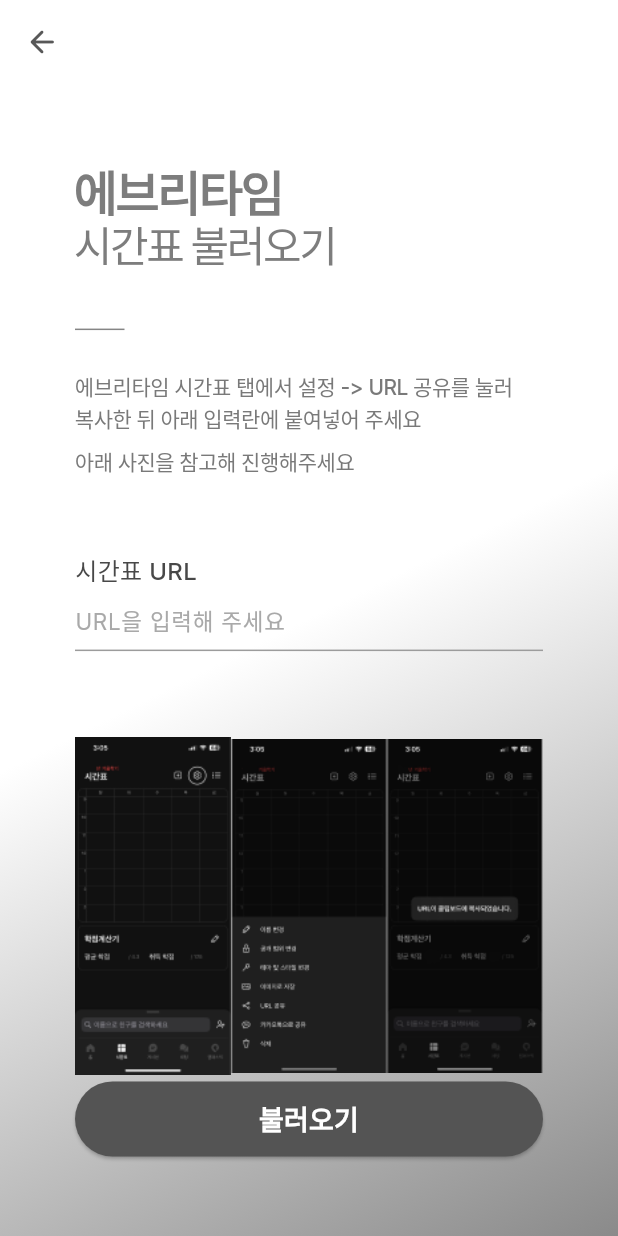
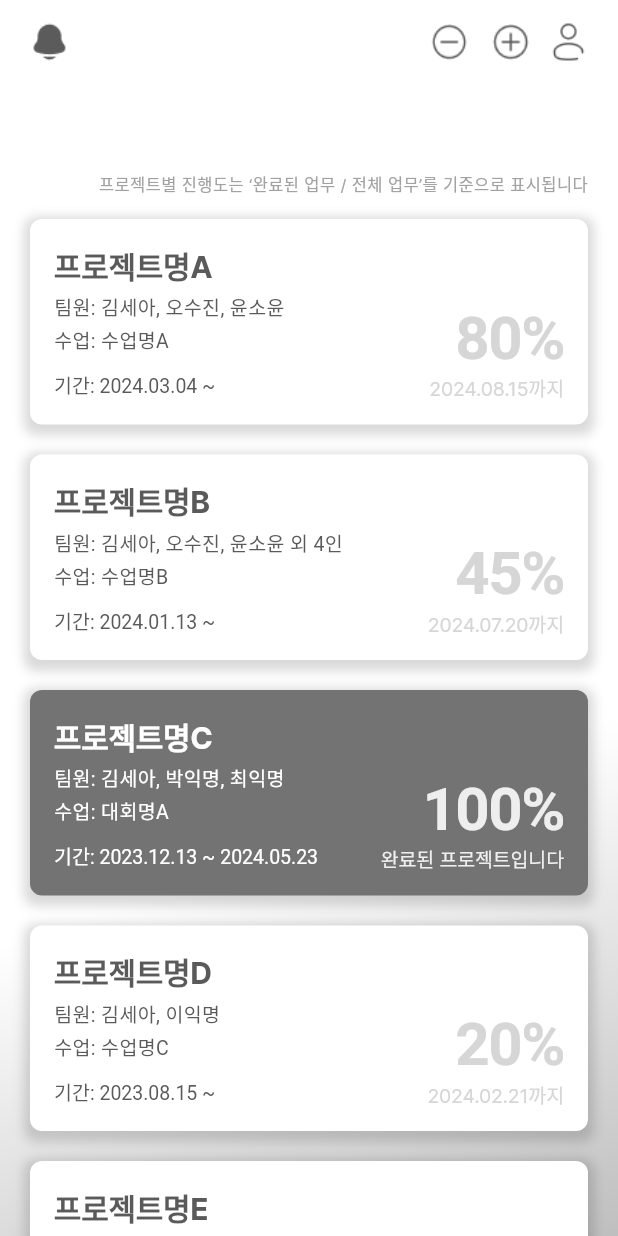
Before and after one commit to TEAMING-D/frontend, a Flutter app: the screen it shows after launch, on a phone screen of 412 x 824 dp. Run offline on Flutter 3.47's test engine with Material 3 defaults, Android fonts, the phone set to English and light mode, and no system bars; Roboto replaces fonts that are missing (Leferi).

Commit message:
ADD Project List Page

```diff
--- /dev/null
+++ b/teaming/lib/home/project.dart
@@ -0,0 +1,299 @@
+import 'package:flutter/cupertino.dart';
+import 'package:flutter/material.dart';
+
+class TeamProjectPage extends StatelessWidget {
+  final List<Map<String, dynamic>> projects;
+  final bool hasNotification;
+
+  const TeamProjectPage(
+      {super.key, required this.projects, this.hasNotification = true});
+
+  @override
+  Widget build(BuildContext context) {
+    return Scaffold(
+      appBar: AppBar(
+        leading: Padding(
+          padding: const EdgeInsets.only(left: 10),
+          child: IconButton(
+            icon: hasNotification
+                ? Image.asset(
+                    'assets/icon/alert_true_icon.png',
+                    width: 28,
+                    height: 28,
+                  )
+                : Image.asset(
+                    'assets/icon/alert_false_icon.png',
+                    width: 28,
+                    height: 28,
+                  ),
+            onPressed: () {
+              // 알림 페이지로 popup 로직 추가
+            },
+          ),
+        ),
+        actions: [
+          projects.isNotEmpty
+              ? Padding(
+                  padding: EdgeInsets.symmetric(horizontal: 4.0), // 버튼 간격 조정
+                  child: SizedBox(
+                    width: 33,
+                    height: 33,
+                    child: CupertinoButton(
+                      padding: EdgeInsets.zero,
+                      child: Image.asset(
+                        'assets/icon/minus_icon.png',
+                        width: 33,
+                        height: 33,
+                      ),
+                      onPressed: () {
+                        // 팀 프로젝트 삭제 페이지로 이동하는 로직 추가
+                      },
+                    ),
+                  ),
+                )
+              : SizedBox.shrink(),
+          Padding(
+            padding: EdgeInsets.symmetric(horizontal: 4.0), // 버튼 간격 조정
+            child: SizedBox(
+              width: 33,
+              height: 33,
+              child: CupertinoButton(
+                padding: EdgeInsets.zero,
+                child: Image.asset(
+                  'assets/icon/plus_icon.png',
+                  width: 33,
+                  height: 33,
+                ),
+                onPressed: () {
+                  // 플러스 버튼 로직 추가
+                },
+              ),
+            ),
+          ),
+          Padding(
+            padding: EdgeInsets.symmetric(horizontal: 4.0), // 버튼 간격 조정
+            child: SizedBox(
+              width: 28,
+              height: 28,
+              child: CupertinoButton(
+                padding: EdgeInsets.zero,
+                child: Image.asset(
+                  'assets/icon/user_icon.png',
+                  width: 28,
+                  height: 28,
+                ),
+                onPressed: () {
+                  // 사용자 아이콘 버튼 로직 추가
+                },
+              ),
+            ),
+          ),
+          SizedBox(
+            width: 15,
+          ),
+        ],
+        backgroundColor: Colors.transparent,
+      ),
+      extendBodyBehindAppBar: true,
+      body: LayoutBuilder(
+        builder: (BuildContext context, BoxConstraints constraints) {
+          return SingleChildScrollView(
+            child: ConstrainedBox(
+              constraints: BoxConstraints(
+                minHeight: constraints.maxHeight,
+              ),
+              child: Container(
+                padding: EdgeInsets.symmetric(horizontal: 20),
+                width: MediaQuery.of(context).size.width,
+                decoration: BoxDecoration(
+                  gradient: LinearGradient(
+                    begin: Alignment.center,
+                    end: Alignment.bottomRight,
+                    colors: [
+                      Colors.white,
+                      Color.fromRGBO(138, 138, 138, 1),
+                    ],
+                  ),
+                ),
+                child: projects.isEmpty
+                    ? Center(child: _buildEmptyView())
+                    : Column(
+                        crossAxisAlignment: CrossAxisAlignment.end,
+                        children: [
+                          SizedBox(
+                            height: 115,
+                          ),
+                          Text(
+                            '프로젝트별 진행도는 ‘완료된 업무 / 전체 업무’를 기준으로 표시됩니다',
+                            style: TextStyle(
+                              fontFamily: 'Inter',
+                              fontWeight: FontWeight.w400,
+                              color: Color(0xffA2A2A2),
+                              fontSize: 11,
+                            ),
+                            textAlign: TextAlign.end,
+                          ),
+                          SizedBox(
+                            height: 5,
+                          ),
+                          _buildProjectListView(context),
+                          SizedBox(
+                            height: 30,
+                          ),
+                        ],
+                      ),
+              ),
+            ),
+          );
+        },
+      ),
+    );
+  }
+
+  //프로젝트가 없을 때 화면
+  Widget _buildEmptyView() {
+    return Center(
+      child: Column(
+        mainAxisAlignment: MainAxisAlignment.center,
+        children: [
+          Image.asset('assets/icon/box_not_exist_icon.png'),
+          SizedBox(
+            height: 20,
+          ),
+          Text(
+            '등록되어 있는 팀 프로젝트가 없습니다\n우측 상단의 + 아이콘을 눌러 등록해보세요',
+            textAlign: TextAlign.center,
+            style: TextStyle(
+              fontSize: 16,
+              color: Colors.grey,
+            ),
+          ),
+        ],
+      ),
+    );
+  }
+
+  // 프로젝트가 있을 때의 화면
+  Widget _buildProjectListView(BuildContext context) {
+    return Column(
+      children: projects.map((project) {
+        return GestureDetector(
+          onTap: () {
+            // 상세 프로젝트 페이지로 이동하는 로직 추가
+          },
+          child: Container(
+            width: MediaQuery.of(context).size.width - 20, // 화면 가로 길이보다 20 작게
+            margin: EdgeInsets.symmetric(vertical: 10),
+            padding: EdgeInsets.all(16),
+            decoration: BoxDecoration(
+              color:
+                  project['progress'] == 100 ? Color(0xff737373) : Colors.white,
+              borderRadius: BorderRadius.circular(8),
+              boxShadow: [
+                BoxShadow(
+                  color: Colors.black.withOpacity(0.15),
+                  spreadRadius: 4,
+                  blurRadius: 6,
+                  offset: Offset(0, 3),
+                ),
+              ],
+            ),
+            child: Stack(
+              children: [
+                Column(
+                  crossAxisAlignment: CrossAxisAlignment.start,
+                  children: [
+                    Text(
+                      project['name'],
+                      style: TextStyle(
+                        fontSize: 20,
+                        fontFamily: 'Inter',
+                        fontWeight: FontWeight.bold,
+                        letterSpacing: -0.2,
+                        color: project['progress'] == 100
+                            ? Colors.white
+                            : Color(0xff5A5A5A),
+                      ),
+                    ),
+                    SizedBox(height: 3),
+                    Text(
+                      project['members'].length <= 4
+                          ? '팀원: ${project['members'].join(', ')}'
+                          : '팀원: ${project['members'].getRange(0, 3).join(', ')} 외 ${project['members'].length - 4}인',
+                      style: TextStyle(
+                        fontSize: 13,
+                        color: project['progress'] == 100
+                            ? Colors.white
+                            : Color(0xff5A5A5A),
+                      ),
+                    ),
+                    SizedBox(height: 2),
+                    Text(
+                      '수업: ${project['class']}',
+                      style: TextStyle(
+                        fontSize: 13,
+                        color: project['progress'] == 100
+                            ? Colors.white
+                            : Color(0xff5A5A5A),
+                      ),
+                    ),
+                    SizedBox(height: 10),
+                    Text(
+                      project['progress'] == 100
+                          ? '기간: ${project['startDate']} ~ ${project['endDate']}'
+                          : '기간: ${project['startDate']} ~',
+                      style: TextStyle(
+                        fontSize: 13,
+                        color: project['progress'] == 100
+                            ? Colors.white
+                            : Color(0xff5A5A5A),
+                        letterSpacing: 0,
+                      ),
+                    ),
+                  ],
+                ),
+                Positioned(
+                    bottom: 0,
+                    right: 0,
+                    child: Text.rich(
+                      TextSpan(
+                        children: [
+                          TextSpan(
+                            text: '${project['progress']}%\n',
+                            style: TextStyle(
+                              fontSize: 40,
+                              fontWeight: FontWeight.bold,
+                              fontFamily: 'Leferi',
+                              color: project['progress'] == 100
+                                  ? Color(0xffEEEEEE)
+                                  : Color(0xffD6D6D6),
+                              letterSpacing: -1,
+                            ),
+                          ),
+                          TextSpan(
+                            text: project['progress'] == 100
+                                ? '완료된 프로젝트입니다'
+                                : '${project['endDate']}까지',
+                            style: TextStyle(
+                              color: project['progress'] == 100
+                                  ? Color(0xffEEEEEE)
+                                  : Color(0xffD6D6D6),
+                              fontFamily: 'Inter',
+                              fontWeight: FontWeight.w400,
+                              fontSize: 13,
+                              letterSpacing: -0.1,
+                            ),
+                          )
+                        ],
+                      ),
+                      textAlign: TextAlign.end,
+                      style: TextStyle(height: 1.25),
+                    )),
+              ],
+            ),
+          ),
+        );
+      }).toList(),
+    );
+  }
+}
--- a/teaming/lib/main.dart
+++ b/teaming/lib/main.dart
@@ -1,3 +1,4 @@
+import 'package:teaming/home/project.dart';
 import 'package:teaming/login/information_collab.dart';
 import 'package:teaming/login/information_schedule.dart';
 import 'package:teaming/login/login.dart';
@@ -5,9 +6,61 @@
 
 void main() {
   WidgetsFlutterBinding.ensureInitialized();
-  runApp(MaterialApp(
-    debugShowCheckedModeBanner: false, // 디버그 바 제거
-    home: GetSchedulePage(), // 테스트용 설정
+  runApp(
+    MaterialApp(
+        debugShowCheckedModeBanner: false, // 디버그 바 제거
+        home: TeamProjectPage(
+          projects: [
+            {
+              'name': '프로젝트명A',
+              'members': ['김세아', '오수진', '윤소윤'],
+              'class': '수업명A',
+              'progress': 80,
+              'startDate': '2024.03.04',
+              'endDate': '2024.08.15',
+            },
+            {
+              'name': '프로젝트명B',
+              'members': ['김세아', '오수진', '윤소윤', '황익명', '박익명', '김익명', '이익명', '장익명'],
+              'class': '수업명B',
+              'progress': 45,
+              'startDate': '2024.01.13',
+              'endDate': '2024.07.20',
+            },
+            {
+              'name': '프로젝트명C',
+              'members': ['김세아', '박익명', '최익명'],
+              'class': '대회명A',
+              'progress': 100,
+              'startDate': '2023.12.13',
+              'endDate': '2024.05.23',
+            },
+            {
+              'name': '프로젝트명D',
+              'members': ['김세아', '이익명'],
+              'class': '수업명C ',
+              'progress': 20,
+              'startDate': '2023.08.15',
+              'endDate': '2024.02.21',
+            },
+            {
+              'name': '프로젝트명E',
+              'members': ['김세아', '이익명', '박익명'],
+              'class': '대회명B',
+              'progress': 95,
+              'startDate': '2023.08.15',
+              'endDate': '2023.12.21',
+            },
+            {
+              'name': '프로젝트명F',
+              'members': ['김세아', '박익명'],
+              'class': '봉사명A',
+              'progress': 20,
+              'startDate': '2023.06.25',
+              'endDate': '2023.08.10',
+            },
+          ],
+        )), // 테스트용 설정
     // home: LoginPage(),
-  ));
+  );
 }
```
Also changed, not shown: teaming/assets/icon/alert_false_icon.png (added), teaming/assets/icon/alert_true_icon.png (added), teaming/assets/icon/box_not_exist_icon.png (added), teaming/assets/icon/minus_icon.png (added), teaming/assets/icon/plus_icon.png (added), teaming/assets/icon/user_icon.png (added), teaming/lib/login/information_my_data.dart (line endings or trailing spaces).
